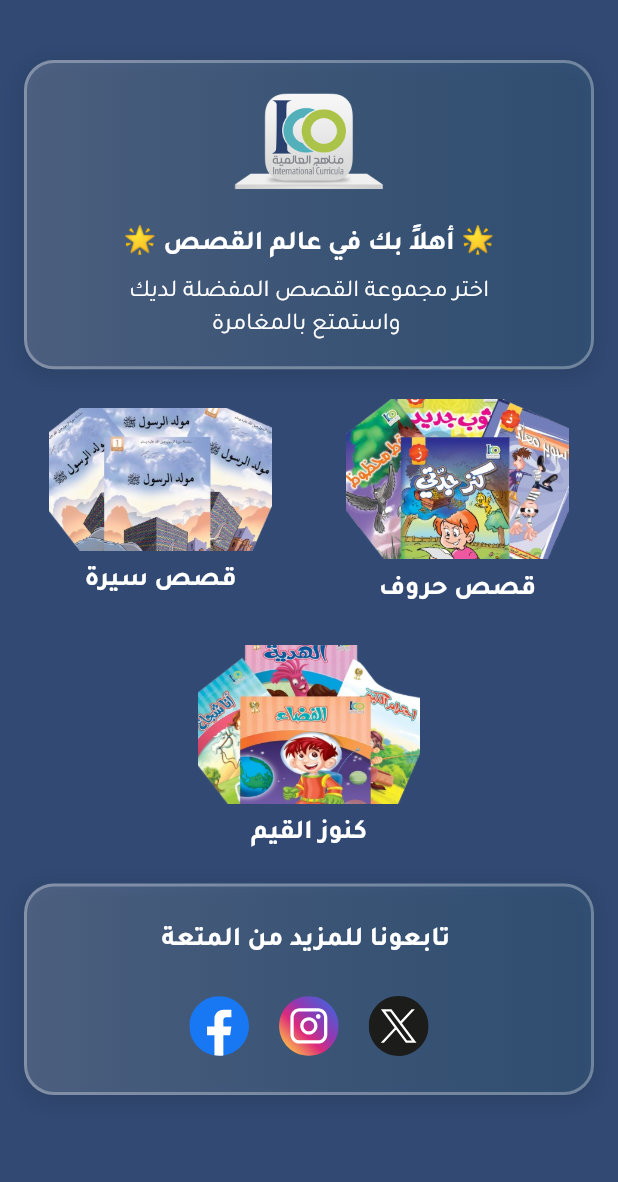
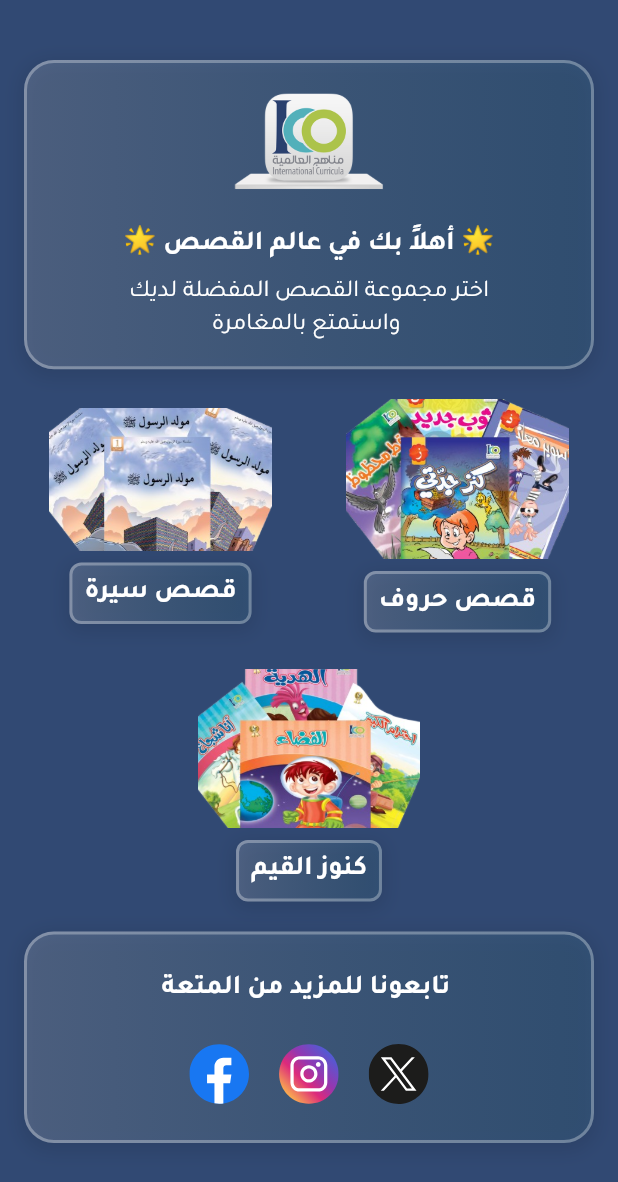
Before and after one commit to Korya25/ico_story_app, a Flutter app: the HomeView screen opened by its route, on a phone screen of 412 x 824 dp. Shown: the top 1182 px of the screen. Run offline on Flutter 3.47's test engine with Material 3 defaults, Android fonts, the phone set to English and light mode, and no system bars; our stand-ins replace animate_do, audioplayers, device_preview, flutter_screenutil, flutter_svg, gap and 2 more; missing offline and left inert: flutter_pdfview, page_flip, pdfx; accounts and stored records are empty.

Commit message:
Refactor HomeStoryCard to enhance layout and styling
- Introduced CustomCardBackground to wrap the title for improved visual presentation.
- Updated text color to AppColors.textPrimary for better readability.
- Adjusted padding and border radius for a more polished design.

```diff
--- a/lib/features/home/widgets/home_view/home_story_card.dart
+++ b/lib/features/home/widgets/home_view/home_story_card.dart
@@ -4,6 +4,7 @@ import 'package:gap/gap.dart';
 import 'package:ico_story_app/core/style/app_colors.dart';
 import 'package:ico_story_app/core/utils/context_extension.dart';
 import 'package:ico_story_app/core/widgets/custom_text.dart';
+import 'package:ico_story_app/features/home/widgets/common/custom_card_bacground.dart';
 
 class HomeStoryCard extends StatelessWidget {
   const HomeStoryCard({
@@ -27,11 +28,15 @@ class HomeStoryCard extends StatelessWidget {
           Gap(8),
 
           // title
-          CustomText(
-            title,
-            fontSize: isTablet ? 20 : 18,
-            color: AppColors.white,
-            fontWeight: FontWeight.w700,
+          CustomCardBacground(
+            padding: EdgeInsets.symmetric(horizontal: 8, vertical: 6),
+            borderRadius: 8,
+            child: CustomText(
+              title,
+              fontSize: isTablet ? 20 : 18,
+              color: AppColors.textPrimary,
+              fontWeight: FontWeight.w700,
+            ),
           ),
         ],
       ),
```
